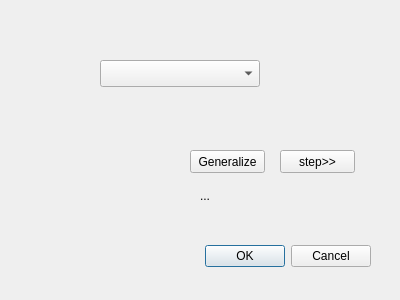
Above: daishuPolygonGeneralization_dialog_base.ui from daishu0000/daishupolygongeneralization before the change. Below: the same form after it.
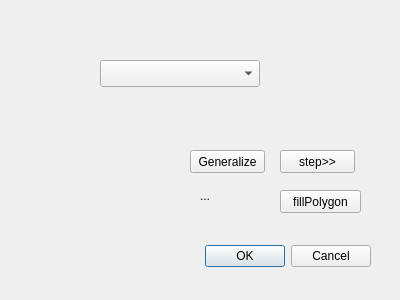
That is the form after the change. Custom widgets are drawn as their Qt base class.

Commit message: feat:将筛选出的delaunay多边形合并

The edit to the form file:
```diff
--- a/daishuPolygonGeneralization_dialog_base.ui
+++ b/daishuPolygonGeneralization_dialog_base.ui
@@ -78,6 +78,19 @@
     <string>step&gt;&gt;</string>
    </property>
   </widget>
+  <widget class="QPushButton" name="pbFillPolygon">
+   <property name="geometry">
+    <rect>
+     <x>280</x>
+     <y>190</y>
+     <width>81</width>
+     <height>23</height>
+    </rect>
+   </property>
+   <property name="text">
+    <string>fillPolygon</string>
+   </property>
+  </widget>
  </widget>
  <customwidgets>
   <customwidget>
```
The commit also changes 1 other file.
